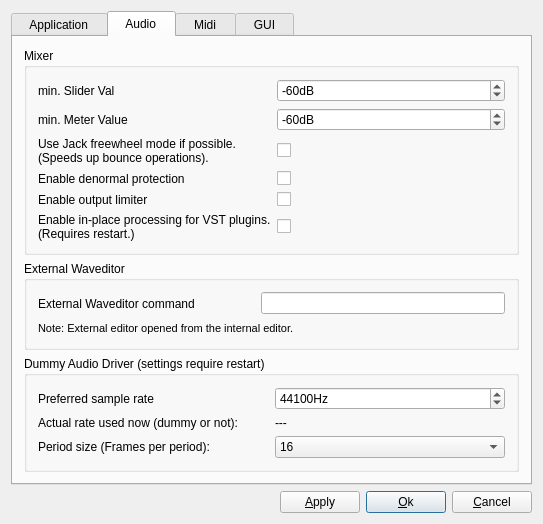
This is oom/widgets/gensetbase.ui in ccherrett/oom as Qt 5 draws it before an edit. The edited form follows.
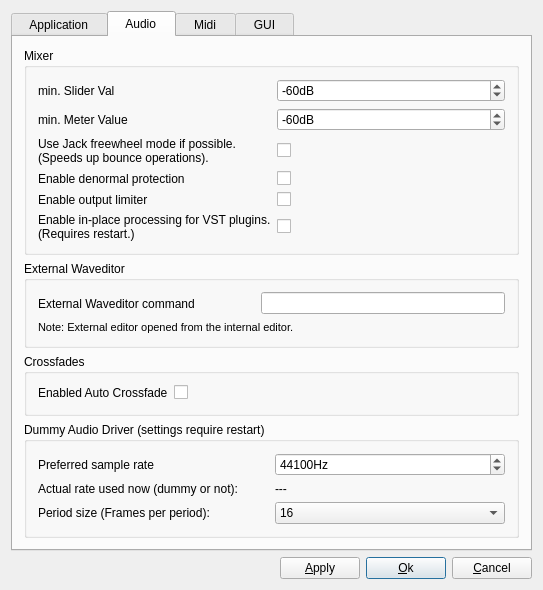
This is the edited form. The open tabs and pages were chosen to show the change.

Commit message: OOMidi: Added global option for disabling auto crossfades

Diff of the .ui file:
```diff
--- a/oom/widgets/gensetbase.ui
+++ b/oom/widgets/gensetbase.ui
@@ -400,7 +400,7 @@
          </layout>
         </widget>
        </item>
-       <item row="2" column="0">
+       <item row="3" column="0">
         <widget class="QGroupBox" name="dummyAudioBussBox">
          <property name="title">
           <string>Dummy Audio Driver (settings require restart)</string>
@@ -519,6 +519,29 @@
          </layout>
         </widget>
        </item>
+       <item row="2" column="0">
+        <widget class="QGroupBox" name="groupBox_2">
+         <property name="title">
+          <string>Crossfades</string>
+         </property>
+         <layout class="QFormLayout" name="formLayout">
+          <item row="0" column="0">
+           <widget class="QLabel" name="label">
+            <property name="text">
+             <string>Enabled Auto Crossfade</string>
+            </property>
+           </widget>
+          </item>
+          <item row="0" column="1">
+           <widget class="QCheckBox" name="m_chkAutofade">
+            <property name="text">
+             <string/>
+            </property>
+           </widget>
+          </item>
+         </layout>
+        </widget>
+       </item>
       </layout>
      </widget>
      <widget class="QWidget" name="tab2">
```
The commit also changes 6 other files.
